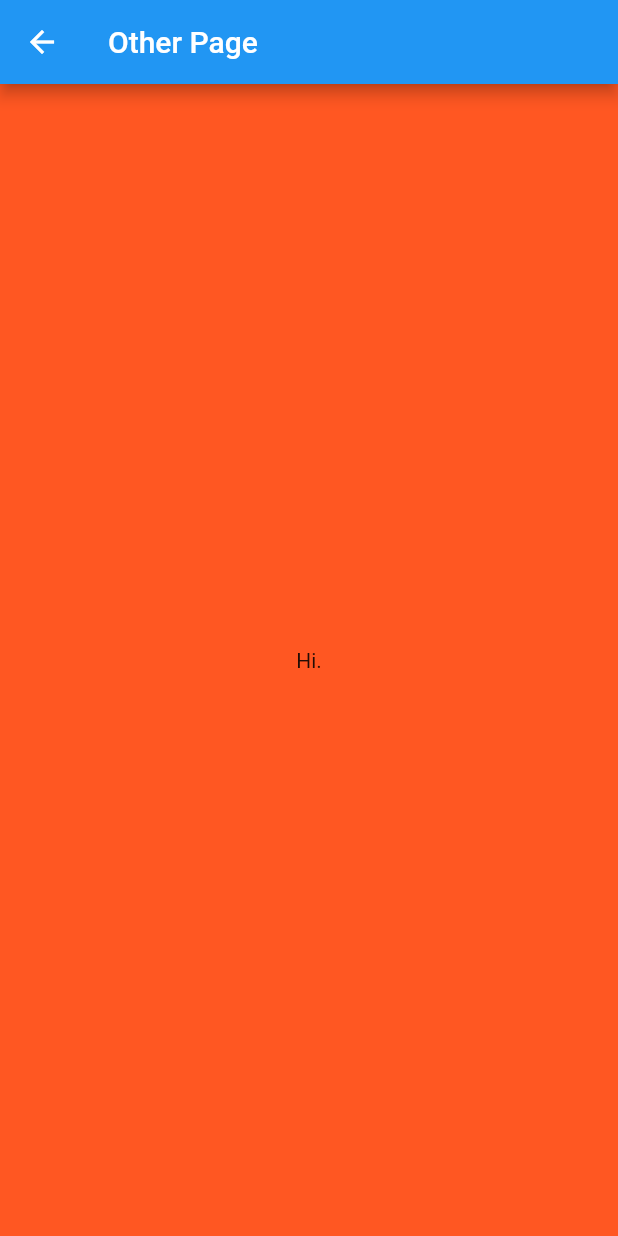
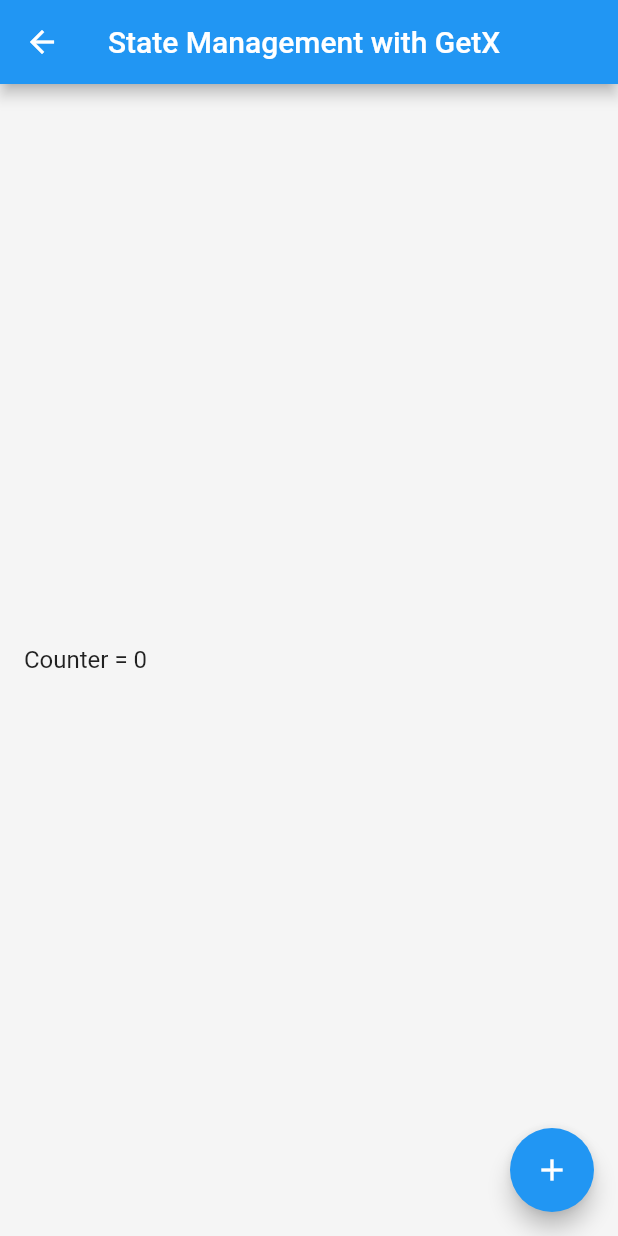
Before and after one commit to esmaeil-ahmadipour/Flutter_GetX, a Flutter app: the OtherPage screen opened directly, on a phone screen of 412 x 824 dp. Run offline on Flutter 3.47's test engine with Material 2 defaults, Android fonts, the phone set to English and light mode, and no system bars; our stand-ins replace get.

Commit message:
add: Another State Management Sample with Controller

```diff
--- /dev/null
+++ b/lib/controller/count_controller.dart
@@ -0,0 +1,10 @@
+import 'package:get/get_state_manager/src/simple/get_controllers.dart';
+
+class CountController extends GetxController {
+  int count = 0;
+
+  void increment() {
+    count++;
+    update();
+  }
+}
--- a/lib/home.dart
+++ b/lib/home.dart
@@ -29,7 +29,7 @@ class _MyHomePageState extends State<MyHomePage> {
           Divider(),
           ListTile(
             title: RaisedButton(
-              child: Text('Go to Other Page'),
+              child: Text('Go to State Management Sample'),
               onPressed: () {
                 navigationOtherPage();
               },
@@ -80,12 +80,14 @@ class _MyHomePageState extends State<MyHomePage> {
       crossAxisAlignment: CrossAxisAlignment.center,
       children: [
         FloatingActionButton(
+          heroTag: 'increment',
           child: Icon(Icons.add),
           onPressed: () {
             counterState.increment();
           },
         ),
         FloatingActionButton(
+          heroTag: 'decrement',
           child: Icon(Icons.remove_rounded),
           onPressed: () {
             counterState.decrement();
--- a/lib/screens/other_page.dart
+++ b/lib/screens/other_page.dart
@@ -1,17 +1,33 @@
 import 'package:flutter/material.dart';
+import 'package:flutter_getx/controller/count_controller.dart';
+import 'package:get/get.dart';
 
-class OtherPage extends StatefulWidget {
-  @override
-  _OtherPageState createState() => _OtherPageState();
-}
+class OtherPage extends StatelessWidget {
+  // if Using init: in GetBuilder Don't Need Below Line.
+  // final CountController countController = Get.put(CountController());
 
-class _OtherPageState extends State<OtherPage> {
   @override
   Widget build(BuildContext context) {
     return Scaffold(
-      backgroundColor: Colors.deepOrange,
-      appBar: AppBar(title: Text('Other Page'),),
-      body: Center(child: Text('Hi.'),),
+      appBar: AppBar(
+        title: Text('State Management with GetX'),
+      ),
+      body: Center(
+        child: GetBuilder<CountController>(
+            init:CountController(),
+            builder: (_) {
+          return ListTile(title: Text('Counter = ${_.count}'));
+        }),
+      ),
+      floatingActionButton: FloatingActionButton(
+        child: Icon(Icons.add),
+        onPressed: (){
+          Get.find<CountController>().increment();
+
+          // if Using init: in GetBuilder Don't Need Below Line.
+          // countController.increment();
+        },
+      ),
     );
   }
 }
```
